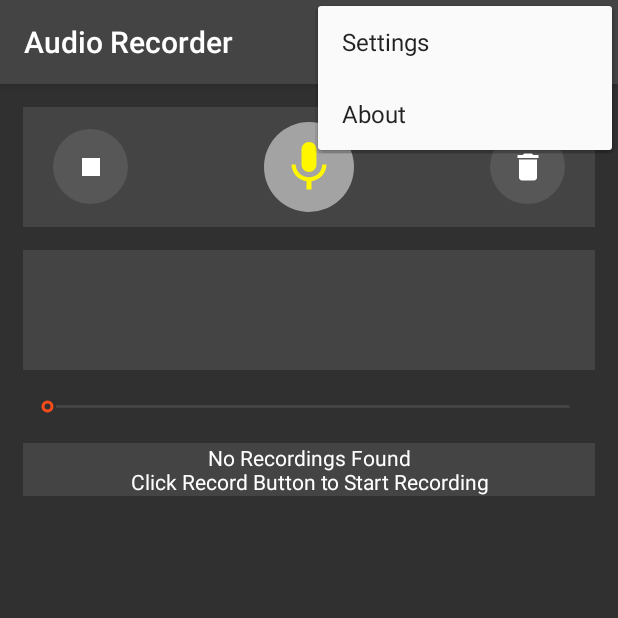
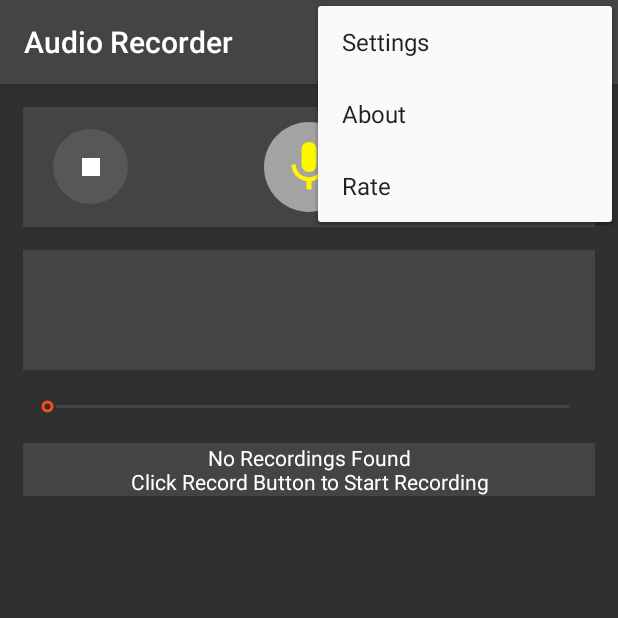
Before and after one commit to vivekweb2014/audio-recorder, an Android app: the screen it shows after launch (MainActivity), with the options menu open, on a phone screen of 412 x 824 dp, the top half of it. Run offline under Robolectric (Android 15) with nearby library versions, the phone set to English and light mode, and no system bars.

Commit message:
Create a dialog for asking user to rate the app
Support app rate functionality with rate dialog which appears after specified interval and also add a menu item to rate the app

```diff
--- /dev/null
+++ b/app/src/main/java/com/wirehall/audiorecorder/AppRater.java
@@ -0,0 +1,47 @@
+package com.wirehall.audiorecorder;
+
+import android.content.Context;
+import android.content.SharedPreferences;
+import android.support.v7.preference.PreferenceManager;
+
+public class AppRater {
+    public static final String KEY_PREF_RATE_DIALOG_DONT_SHOW = "rate_dialog_dont_show";
+    public static final String KEY_PREF_RATE_DIALOG_FIRST_LAUNCH_TIME = "rate_dialog_first_launch_time";
+    public static final String KEY_PREF_RATE_DIALOG_LAUNCH_COUNT = "rate_dialog_launch_count";
+
+    private final static int DAYS_UNTIL_PROMPT = 3; //Min number of days
+    private final static int LAUNCHES_UNTIL_PROMPT = 5; //Min number of launches
+
+    public static void launchIfRequired(Context context) {
+        SharedPreferences prefs = PreferenceManager.getDefaultSharedPreferences(context);
+        if (prefs.getBoolean(KEY_PREF_RATE_DIALOG_DONT_SHOW, false)) {
+            return;
+        }
+
+        SharedPreferences.Editor editor = prefs.edit();
+
+        // Increment launch counter
+        long launchCount = prefs.getLong(KEY_PREF_RATE_DIALOG_LAUNCH_COUNT, 0) + 1;
+        editor.putLong(KEY_PREF_RATE_DIALOG_LAUNCH_COUNT, launchCount);
+        editor.apply();
+
+        // Get date of first launch
+        Long firstLaunchTime = prefs.getLong(KEY_PREF_RATE_DIALOG_FIRST_LAUNCH_TIME, 0);
+        if (firstLaunchTime == 0) {
+            firstLaunchTime = System.currentTimeMillis();
+            editor.putLong(KEY_PREF_RATE_DIALOG_FIRST_LAUNCH_TIME, firstLaunchTime);
+            editor.apply();
+        }
+
+        // Wait at least n days before opening
+        if (launchCount >= LAUNCHES_UNTIL_PROMPT && (System.currentTimeMillis() >= firstLaunchTime +
+                (DAYS_UNTIL_PROMPT * 24 * 60 * 60 * 1000))) {
+            showRateDialog(context);
+        }
+    }
+
+    private static void showRateDialog(final Context context) {
+        final RateDialog rateDialog = new RateDialog(context);
+        rateDialog.show();
+    }
+}
--- a/app/src/main/res/menu/main_menu.xml
+++ b/app/src/main/res/menu/main_menu.xml
@@ -10,4 +10,8 @@
     <item
         android:id="@+id/menu_item_about"
         android:title="@string/about" />
+
+    <item
+        android:id="@+id/menu_item_rate"
+        android:title="@string/rate" />
 </menu>
--- a/app/src/main/res/values/dimens.xml
+++ b/app/src/main/res/values/dimens.xml
@@ -19,4 +19,5 @@
     <dimen name="size_label_dev_name">15sp</dimen>
     <dimen name="size_usage_notice_text">12sp</dimen>
     <dimen name="size_version_label">12sp</dimen>
+    <dimen name="size_rate_dialog_info">20sp</dimen>
 </resources>
--- a/app/src/main/res/values/strings.xml
+++ b/app/src/main/res/values/strings.xml
@@ -35,4 +35,8 @@
     <string name="disclaimer">This software is provided \"As Is\" and without any express or implied warranties. The risk of any loss, damage, or unsatisfactory performance of this software rests with you as the user</string>
     <string name="label_dev_name">Developer: Vivek L</string>
     <string name="about">About</string>
+    <string name="no_thanks">No, Thanks</string>
+    <string name="rate">Rate</string>
+    <string name="remind_me_later">Remind Me Later</string>
+    <string name="rate_dialog_info">If you enjoy using this app, please take a moment to rate it. Thanks for your support!</string>
 </resources>
```
Also changed, not shown: app/src/main/java/com/wirehall/audiorecorder/MainActivity.java (+13 -0 lines), app/src/main/java/com/wirehall/audiorecorder/RateDialog.java (added, +62 -0 lines), app/src/main/res/layout/rate_dialog.xml (added, +44 -0 lines).
